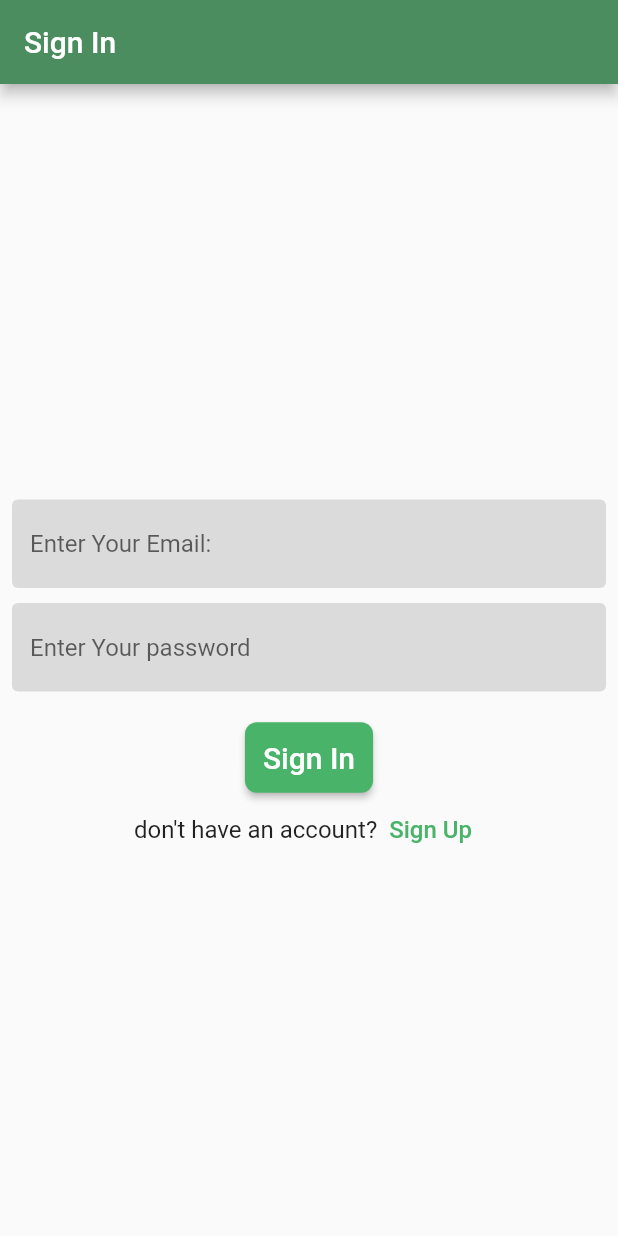
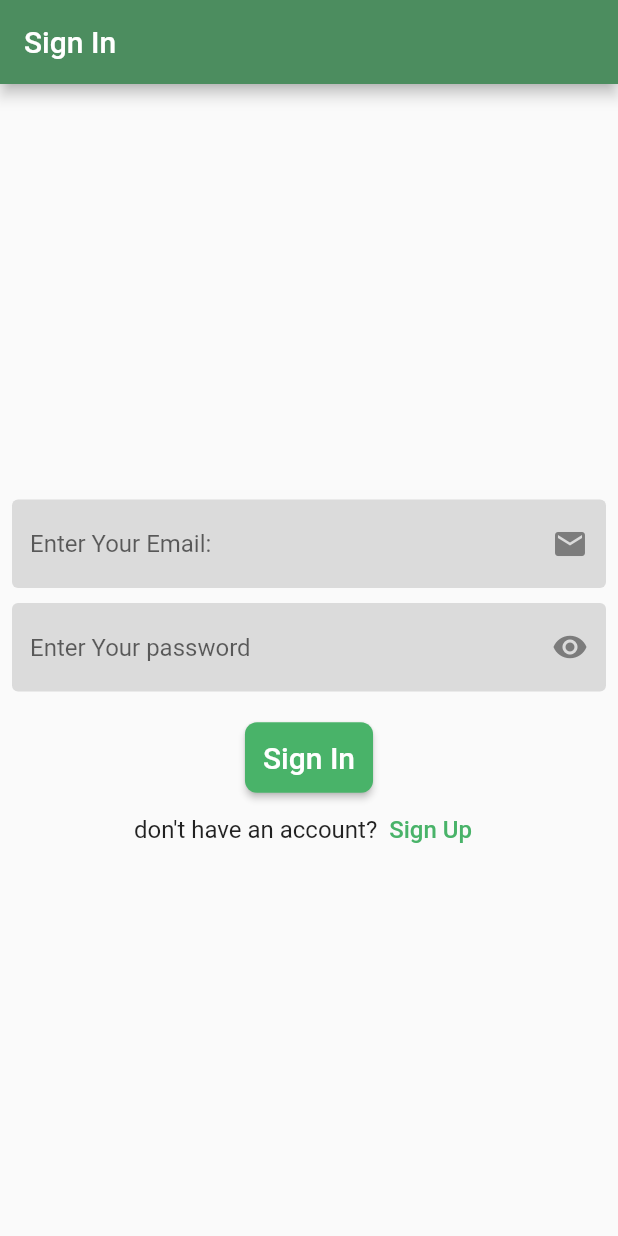
Before and after one commit to ahmed-abdel-all/flower_app, a Flutter app: the screen it shows after launch, after a tap on "Sign In", on a phone screen of 412 x 824 dp. Run offline on Flutter 3.47's test engine with Material 2 defaults, Android fonts, the phone set to English and light mode, and no system bars; our stand-ins replace firebase_auth, firebase_core; accounts and stored records are empty; network calls fail.

Commit message:
modified:   lib/main.dart 	modified:   lib/pages/sign_in.dart 	modified:   lib/pages/sign_up.dart

```diff
--- a/lib/main.dart
+++ b/lib/main.dart
@@ -3,7 +3,6 @@ import 'package:firebase_core/firebase_core.dart';
 import 'package:flower_app/helper/show_snack_bar.dart';
 import 'package:flower_app/pages/home.dart';
 import 'package:flower_app/pages/sign_in.dart';
-import 'package:flower_app/pages/sign_up.dart';
 import 'package:flower_app/provider/cart_provider.dart';
 import 'package:flutter/material.dart';
 import 'package:provider/provider.dart';
@@ -29,7 +28,14 @@ class MyApp extends StatelessWidget {
         home: StreamBuilder(
           stream: FirebaseAuth.instance.authStateChanges(),
           builder: (context, snapshot) {
-            if (snapshot.hasData) {
+            if (snapshot.connectionState == ConnectionState.waiting) {
+              return const Center(
+                  child: CircularProgressIndicator(
+                color: Colors.white,
+              ));
+            } else if (snapshot.hasError) {
+              return showSnackBar(context, "Something went wrong");
+            } else if (snapshot.hasData) {
               return const Home();
             } else {
               return const SignIn();
--- a/lib/pages/sign_in.dart
+++ b/lib/pages/sign_in.dart
@@ -17,7 +17,8 @@ class _SignInState extends State<SignIn> {
   final emailController = TextEditingController();
 
   final passwordController = TextEditingController();
-
+  bool isLoading = false;
+  bool isNotVisible = true;
   @override
   void dispose() {
     // TODO: implement dispose
@@ -51,7 +52,12 @@ class _SignInState extends State<SignIn> {
                   controller: emailController,
                   keyboardType: TextInputType.emailAddress,
                   obscureText: false,
-                  decoration: decorationTextFeild,
+                  decoration: decorationTextFeild.copyWith(
+                    suffixIcon: const Icon(
+                      Icons.email,
+                      color: Color.fromARGB(255, 124, 124, 124),
+                    ),
+                  ),
                 ),
                 const SizedBox(
                   height: 10,
@@ -60,9 +66,20 @@ class _SignInState extends State<SignIn> {
                 TextField(
                   controller: passwordController,
                   keyboardType: TextInputType.visiblePassword,
-                  obscureText: true,
+                  obscureText: isNotVisible,
                   decoration: decorationTextFeild.copyWith(
-                      hintText: 'Enter Your password'),
+                    hintText: 'Enter Your password',
+                    suffixIcon: IconButton(
+                        onPressed: () {
+                          setState(() {
+                            isNotVisible = !isNotVisible;
+                          });
+                        },
+                        color: const Color.fromARGB(255, 124, 124, 124),
+                        icon: isNotVisible
+                            ? const Icon(Icons.visibility)
+                            : const Icon(Icons.visibility_off)),
+                  ),
                 ),
                 const SizedBox(
                   height: 20,
@@ -72,9 +89,10 @@ class _SignInState extends State<SignIn> {
                 ElevatedButton(
                   onPressed: () async {
                     try {
+                      setState(() {
+                        isLoading = true;
+                      });
                       await loginUser();
-                      if (!mounted) return;
-                      showSnackBar(context, "Success Log In");
                     } on FirebaseAuthException catch (e) {
                       if (e.code == 'user-not-found') {
                         showSnackBar(context, 'No user found for that email.');
@@ -85,6 +103,9 @@ class _SignInState extends State<SignIn> {
                     } catch (e) {
                       showSnackBar(context, e.toString());
                     }
+                    setState(() {
+                      isLoading = false;
+                    });
                   },
                   style: ButtonStyle(
                     backgroundColor: const MaterialStatePropertyAll(btnGreen),
@@ -92,10 +113,14 @@ class _SignInState extends State<SignIn> {
                     shape: MaterialStatePropertyAll(RoundedRectangleBorder(
                         borderRadius: BorderRadius.circular(8))),
                   ),
-                  child: const Text(
-                    'Sign In',
-                    style: TextStyle(fontSize: 20),
-                  ),
+                  child: isLoading
+                      ? const CircularProgressIndicator(
+                          color: Colors.white,
+                        )
+                      : const Text(
+                          'Sign In',
+                          style: TextStyle(fontSize: 20),
+                        ),
                 ),
                 Row(
                   mainAxisAlignment: MainAxisAlignment.center,
--- a/lib/pages/sign_up.dart
+++ b/lib/pages/sign_up.dart
@@ -142,7 +142,8 @@ class _SignUPState extends State<SignUP> {
                           color: const Color.fromARGB(255, 124, 124, 124),
                           icon: isNotVisible
                               ? const Icon(Icons.visibility)
-                                : const Icon(Icons.visibility_off))),
+                              : const Icon(Icons.visibility_off)),
+                    ),
                   ),
                   const SizedBox(
                     height: 5,
```
Lines whose indentation alone changed are shown as unchanged.
